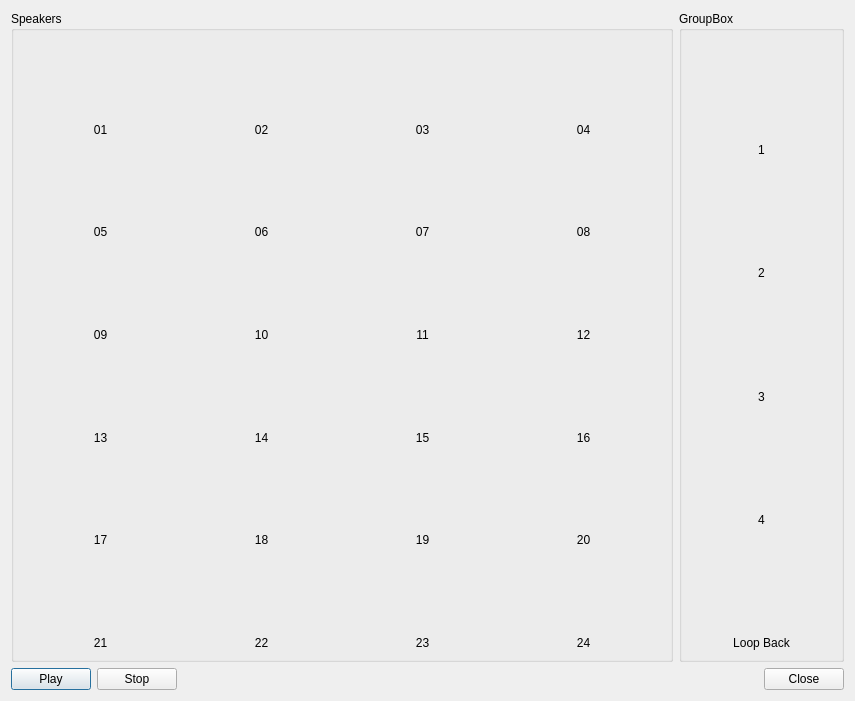
The window that CLAM/plugins/spacialization/example-data/speakerLocalization.ui (clam-project/clam) describes before a commit, drawn with Qt 5.
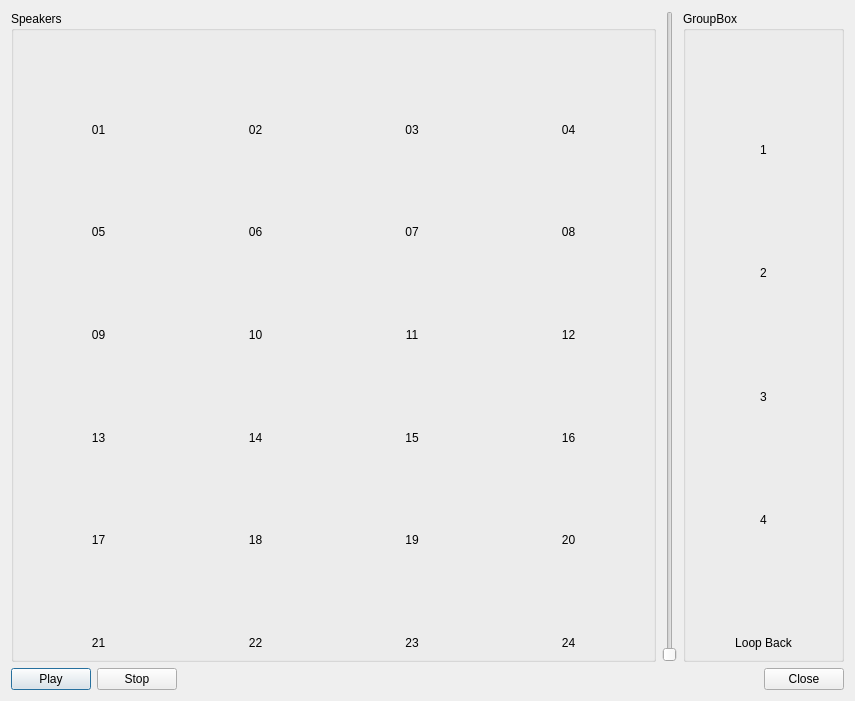
The same window after the commit. Custom widgets are drawn as their Qt base class.

Commit message: * speakerLocalization.ui: added a volume controller

What changed in the file:
```diff
--- a/CLAM/plugins/spacialization/example-data/speakerLocalization.ui
+++ b/CLAM/plugins/spacialization/example-data/speakerLocalization.ui
@@ -630,6 +630,13 @@
        </layout>
       </widget>
      </item>
+     <item>
+      <widget class="QSlider" name="InControl__AudioAmplifier__Gain" >
+       <property name="orientation" >
+        <enum>Qt::Vertical</enum>
+       </property>
+      </widget>
+     </item>
      <item>
       <widget class="QGroupBox" name="groupBox_2" >
        <property name="sizePolicy" >
```
